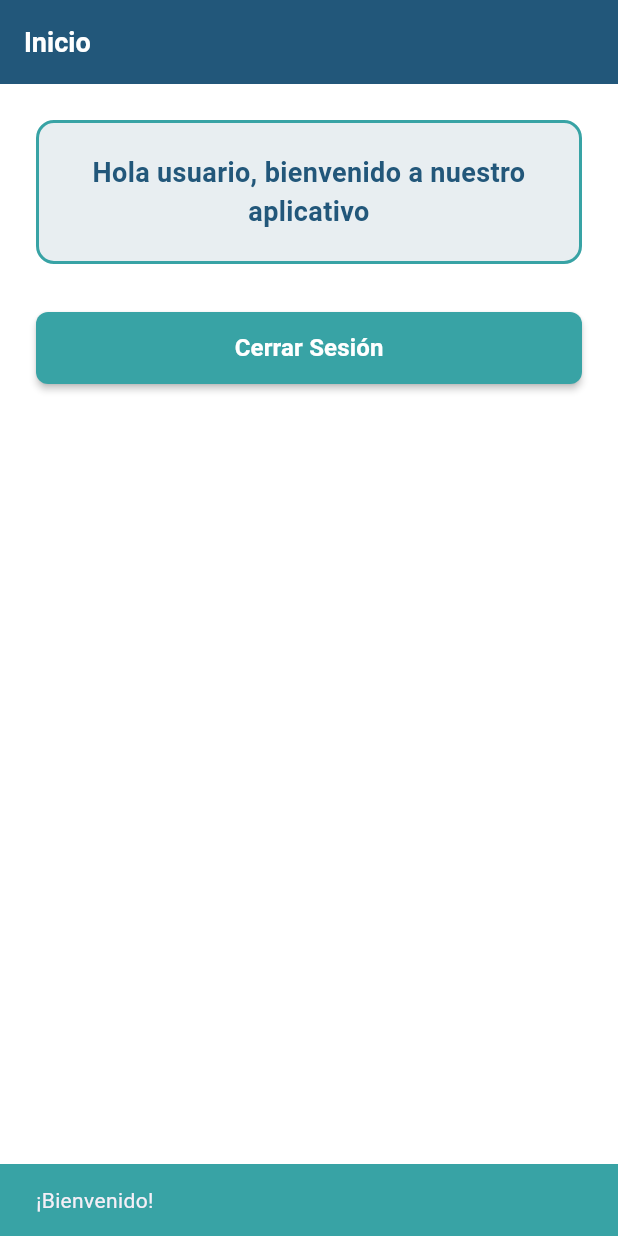
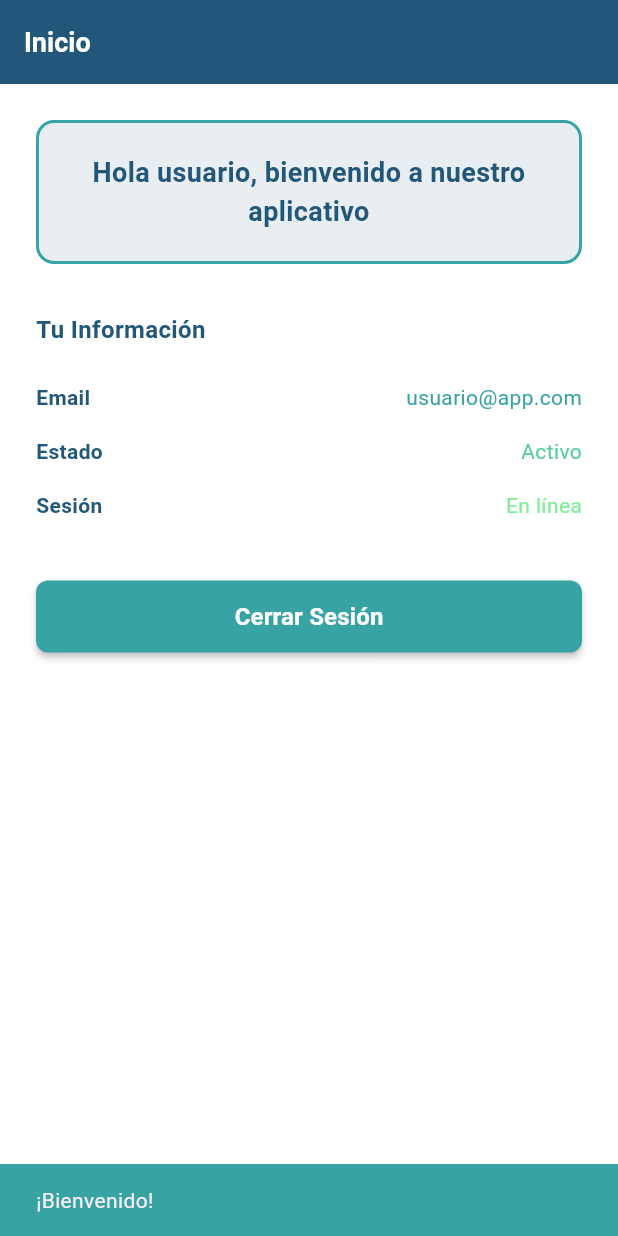
Before and after one commit to DeniseRea/Mobile_Development, a Flutter app: the screen it shows after launch, after a tap on "Iniciar sesión", on a phone screen of 412 x 824 dp. Run offline on Flutter 3.47's test engine with Material 3 defaults, Android fonts, the phone set to English and light mode, and no system bars.

Commit message:
FIX utilizar row-information

```diff
--- a/lib/design/pages/home_page.dart
+++ b/lib/design/pages/home_page.dart
@@ -2,9 +2,18 @@ import 'package:flutter/material.dart';
 import '../atoms/app_text.dart';
 import '../atoms/primary_button.dart';
 import '../atoms/colors.dart';
+import '../molecules/info_row.dart';
 import '../templates/base_template.dart';
 import 'login_page.dart';
 
+/// HomePage: Página principal después del login exitoso
+///
+/// Funcionalidades:
+/// - Muestra mensaje de bienvenida personalizado
+/// - Información del usuario con InfoRow (molécula reutilizable)
+/// - Botón para cerrar sesión
+/// - Navegación de regreso a LoginPage
+/// - Diseño limpio y consistente con AppColors
 class HomePage extends StatelessWidget {
   const HomePage({super.key});
 
@@ -43,6 +52,33 @@ class HomePage extends StatelessWidget {
           ),
           const SizedBox(height: 32),
 
+          // Sección de información del usuario - Usa molécula InfoRow
+          const AppText(
+            "Tu Información",
+            size: 16,
+            weight: FontWeight.bold,
+            color: AppColors.primary,
+          ),
+          const SizedBox(height: 16),
+
+          // Molécula: InfoRow reutilizable
+          const InfoRow(
+            label: "Email",
+            value: "usuario@app.com",
+            valueColor: AppColors.secondary,
+          ),
+          const InfoRow(
+            label: "Estado",
+            value: "Activo",
+            valueColor: AppColors.accent,
+          ),
+          const InfoRow(
+            label: "Sesión",
+            value: "En línea",
+            valueColor: AppColors.lightGreen,
+          ),
+          const SizedBox(height: 32),
+
           // Botón de cerrar sesión: color teal (secondary)
           PrimaryButton(
             text: "Cerrar Sesión",
```
